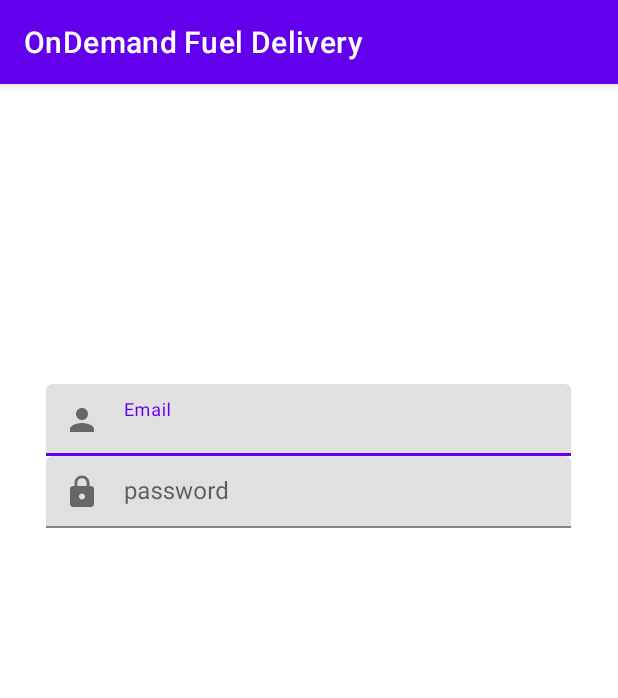
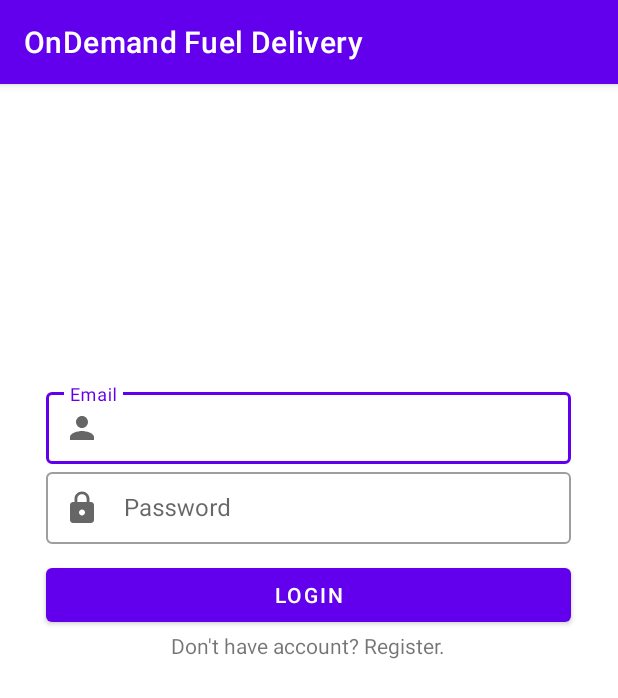
Before and after one commit to ridhwan137/OnDemandFuelDelivery, an Android app: the screen it shows after launch (LoginActivity), on a phone screen of 412 x 824 dp. Shown: the top 698 px of the screen. Run offline under Robolectric (Android 15) with nearby library versions, the phone set to English and light mode, and no system bars.

Commit message:
Added LoginActivity

```diff
--- a/app/src/main/res/layout/activity_login.xml
+++ b/app/src/main/res/layout/activity_login.xml
@@ -10,6 +10,7 @@
     <com.google.android.material.textfield.TextInputLayout
         android:layout_width="350dp"
         android:layout_height="wrap_content"
+        style="@style/Widget.MaterialComponents.TextInputLayout.OutlinedBox"
         android:layout_marginTop="200dp"
         android:layout_gravity="center"
         app:startIconDrawable="@drawable/person_ic">
@@ -26,15 +27,32 @@
     <com.google.android.material.textfield.TextInputLayout
         android:layout_width="350dp"
         android:layout_height="wrap_content"
+        style="@style/Widget.MaterialComponents.TextInputLayout.OutlinedBox"
         android:layout_gravity="center"
         app:startIconDrawable="@drawable/lock_ic">
 
         <EditText
-            android:layout_width="match_parent"
+            android:layout_width="350dp"
             android:layout_height="wrap_content"
             android:padding="10dp"
-            android:hint="password"/>
+            android:hint="Password"/>
 
     </com.google.android.material.textfield.TextInputLayout>
 
+    <Button
+        android:id="@+id/btLogin"
+        android:layout_width="350dp"
+        android:layout_height="wrap_content"
+        android:layout_gravity="center"
+        android:layout_marginTop="10dp"
+        android:text="Login"/>
+
+    <TextView
+        android:id="@+id/tvRegister"
+        android:layout_width="350dp"
+        android:layout_height="wrap_content"
+        android:layout_gravity="center"
+        android:textAlignment="center"
+        android:text="Don't have account? Register."/>
+
 </LinearLayout>
```
